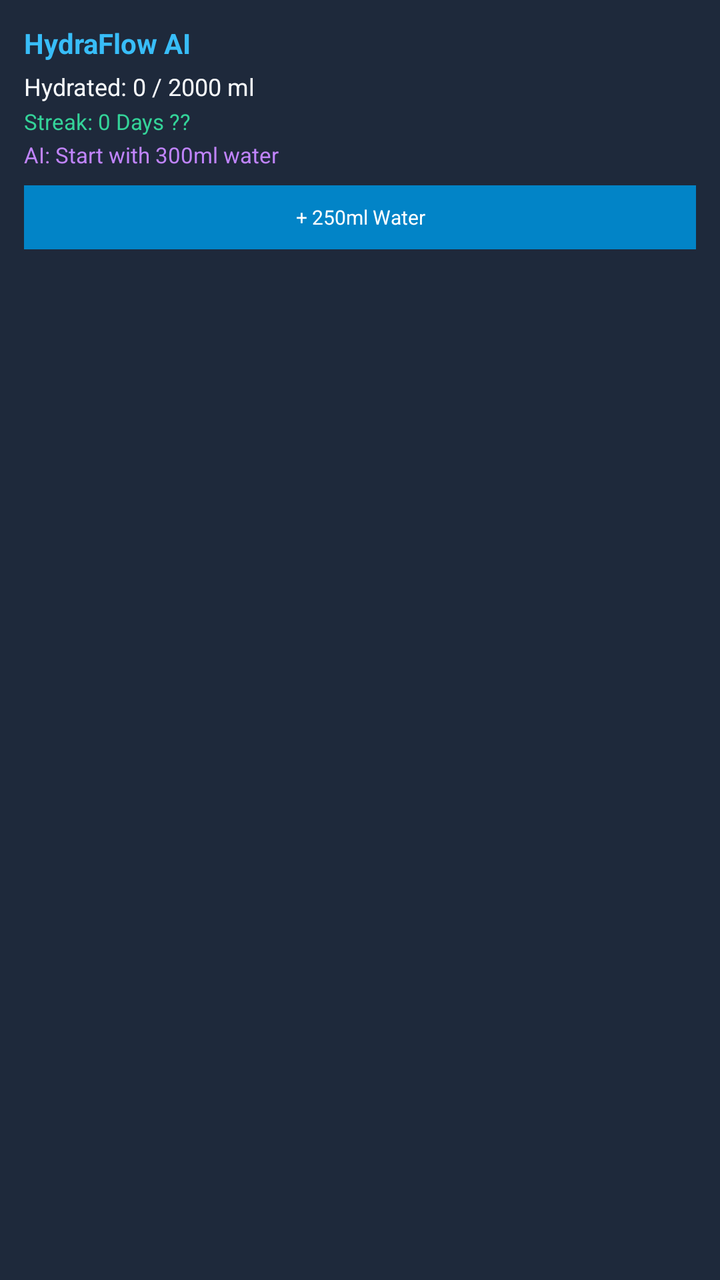
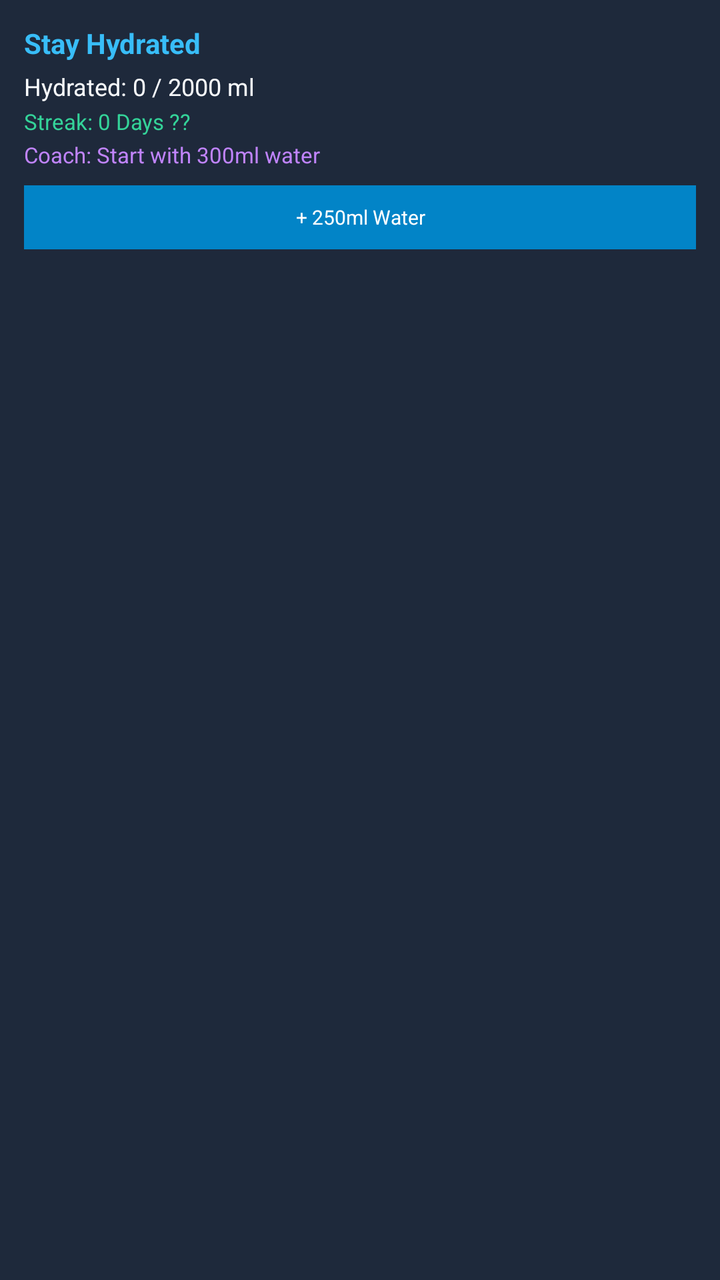

An Android layout rendered at two revisions. The XML below is the earlier revision; the diff shows what the commit changed to produce the second picture.
<!-- AndroidManifest.xml: application theme Theme.HydraFlowAI -->
<!-- res/layout/hydra_widget.xml -->
<?xml version="1.0" encoding="utf-8"?>
<LinearLayout xmlns:android="http://schemas.android.com/apk/res/android"
    android:layout_width="match_parent"
    android:layout_height="match_parent"
    android:orientation="vertical"
    android:padding="12dp"
    android:background="#1E293B"
    android:clipToOutline="true">

    <TextView
        android:id="@+id/widget_title"
        android:layout_width="wrap_content"
        android:layout_height="wrap_content"
        android:text="HydraFlow AI"
        android:textColor="#38BDF8"
        android:textStyle="bold"
        android:textSize="14sp" />

    <TextView
        android:id="@+id/widget_progress"
        android:layout_width="match_parent"
        android:layout_height="wrap_content"
        android:text="Hydrated: 0 / 2000 ml"
        android:textColor="#F8FAFC"
        android:textSize="12sp"
        android:layout_marginTop="4dp" />

    <TextView
        android:id="@+id/widget_streak"
        android:layout_width="match_parent"
        android:layout_height="wrap_content"
        android:text="Streak: 0 Days ??"
        android:textColor="#34D399"
        android:textSize="11sp"
        android:layout_marginTop="2dp" />

    <TextView
        android:id="@+id/widget_ai_tip"
        android:layout_width="match_parent"
        android:layout_height="wrap_content"
        android:text="AI: Start with 300ml water"
        android:textColor="#C084FC"
        android:textSize="11sp"
        android:maxLines="1"
        android:ellipsize="end"
        android:layout_marginTop="2dp" />

    <Button
        android:id="@+id/btn_quick_add"
        android:layout_width="match_parent"
        android:layout_height="32dp"
        android:layout_marginTop="8dp"
        android:background="#0284C7"
        android:textColor="#FFFFFF"
        android:text="+ 250ml Water"
        android:textSize="10sp"
        android:gravity="center" />
</LinearLayout>
<!-- resources referenced by this layout -->
<resources>
  <style name="Theme.HydraFlowAI" parent="android:Theme.Material.Light.NoActionBar" />
</resources>

<!-- the commit's change to res/layout/hydra_widget.xml (unified diff, before → after) -->
@@ -11,7 +11,7 @@
         android:id="@+id/widget_title"
         android:layout_width="wrap_content"
         android:layout_height="wrap_content"
-        android:text="HydraFlow AI"
+        android:text="Stay Hydrated"
         android:textColor="#38BDF8"
         android:textStyle="bold"
         android:textSize="14sp" />
@@ -35,10 +35,10 @@
         android:layout_marginTop="2dp" />
 
     <TextView
-        android:id="@+id/widget_ai_tip"
+        android:id="@+id/widget_coach_tip"
         android:layout_width="match_parent"
         android:layout_height="wrap_content"
-        android:text="AI: Start with 300ml water"
+        android:text="Coach: Start with 300ml water"
         android:textColor="#C084FC"
         android:textSize="11sp"
         android:maxLines="1"
